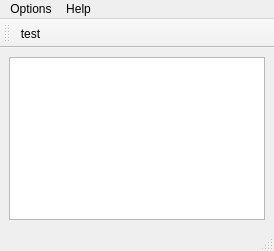
This is mainwindow.ui in smallzzy/Snake as Qt 5 draws it before an edit. The edited form follows.
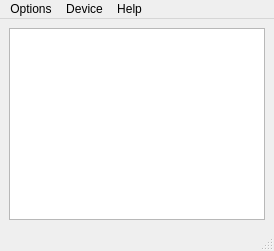
This is the edited form.

```diff
--- a/mainwindow.ui
+++ b/mainwindow.ui
@@ -14,8 +14,8 @@
    <string>MainWindow</string>
   </property>
   <widget class="QWidget" name="centralwidget">
-   <layout class="QVBoxLayout" name="verticalLayout">
-    <item>
+   <layout class="QGridLayout" name="gridLayout">
+    <item row="0" column="0" alignment="Qt::AlignLeft|Qt::AlignTop">
      <widget class="QGraphicsView" name="graphicsView"/>
     </item>
    </layout>
@@ -48,22 +48,20 @@
     <addaction name="actionAbout"/>
     <addaction name="actionAbout_Qt"/>
    </widget>
+   <widget class="QMenu" name="menuDevice">
+    <property name="title">
+     <string>Device</string>
+    </property>
+    <addaction name="actionConfigure"/>
+    <addaction name="separator"/>
+    <addaction name="actionConnect"/>
+    <addaction name="actionDisconnect"/>
+   </widget>
    <addaction name="menuOptions"/>
+   <addaction name="menuDevice"/>
    <addaction name="menuHelp"/>
   </widget>
   <widget class="QStatusBar" name="statusbar"/>
-  <widget class="QToolBar" name="toolBar">
-   <property name="windowTitle">
-    <string>toolBar</string>
-   </property>
-   <attribute name="toolBarArea">
-    <enum>TopToolBarArea</enum>
-   </attribute>
-   <attribute name="toolBarBreak">
-    <bool>false</bool>
-   </attribute>
-   <addaction name="actiontest"/>
-  </widget>
   <action name="actionPause">
    <property name="text">
     <string>Pause</string>
```
Left out of the diff: 15 changed lines with no effect on the pictures.
